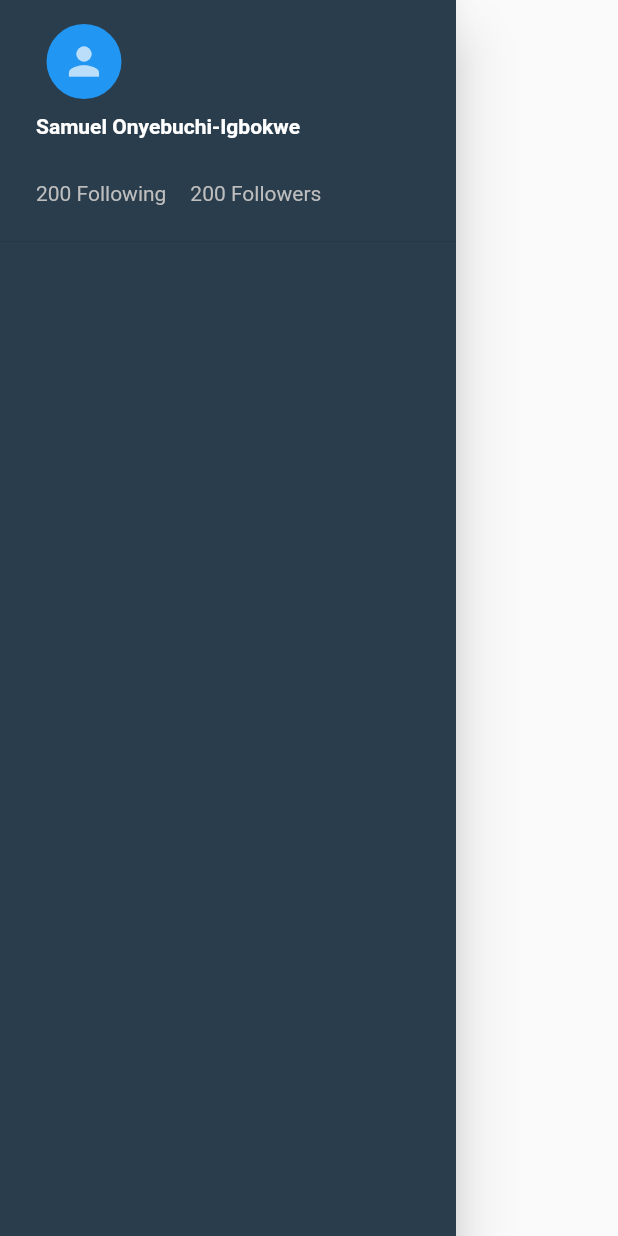
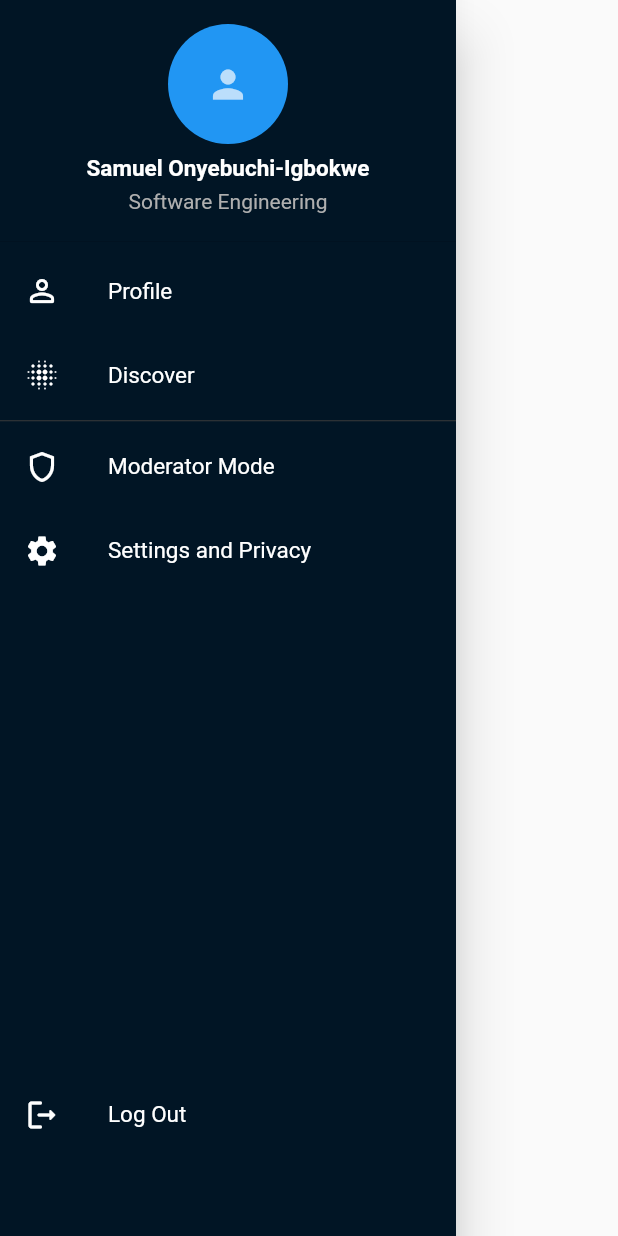
Before and after one commit to blackkiverson/UNI, a Flutter app: the SideProfile widget shown alone on an empty page, opened directly, on a phone screen of 412 x 824 dp. Run offline on Flutter 3.47's test engine with Material 2 defaults, Android fonts, the light colour scheme and no system bars.

Commit message:
finished the UI design for the user navigator drawer

```diff
--- a/lib/pages/home/profile_drawer.dart
+++ b/lib/pages/home/profile_drawer.dart
@@ -1,4 +1,7 @@
 import 'package:flutter/material.dart';
+import 'package:uni/pages/home/discover_page.dart';
+import 'package:uni/pages/home/profile_page.dart';
+import 'package:uni/pages/home/setting_page.dart';
 
 class SideProfile extends StatefulWidget {
   const SideProfile({Key? key}) : super(key: key);
@@ -11,7 +14,7 @@ class _SideProfileState extends State<SideProfile> {
   @override
   Widget build(BuildContext context) {
     return Drawer(
-      backgroundColor: Color.fromARGB(255, 42, 61, 77),
+      backgroundColor: Color.fromARGB(255, 1, 21, 37),
       child: ListView(
         children: [
           DrawerHeader(
@@ -19,14 +22,20 @@ class _SideProfileState extends State<SideProfile> {
             child: Stack(
               children: [
                 Align(
-                  alignment: Alignment.topLeft,
+                  alignment: Alignment.topCenter,
                   child: Padding(
-                    padding: EdgeInsets.fromLTRB(15, 0, 0, 5),
+                    padding: EdgeInsets.only(bottom: 5),
                     child: CircleAvatar(
-                      radius: 25,
+                      radius: 40,
                       backgroundColor: Colors.blue,
                       child: IconButton(
-                        onPressed: () {},
+                        onPressed: () {
+                          Navigator.push(
+                              context,
+                              MaterialPageRoute(
+                                builder: (context) => const UserProfile(),
+                              ));
+                        },
                         icon: const Icon(
                           Icons.person,
                           size: 30,
@@ -37,48 +46,131 @@ class _SideProfileState extends State<SideProfile> {
                   ),
                 ),
                 Align(
-                  alignment: Alignment.centerLeft,
+                  alignment: Alignment.center,
+                  child: Padding(
+                    padding: EdgeInsets.only(top: 55),
                     child: TextButton(
-                    onPressed: () {},
+                      onPressed: () {
+                        Navigator.push(
+                            context,
+                            MaterialPageRoute(
+                              builder: (context) => const UserProfile(),
+                            ));
+                      },
                       child: Text(
                         "Samuel Onyebuchi-Igbokwe",
                         style: TextStyle(
-                          color: Colors.white, fontWeight: FontWeight.w600),
+                            color: Colors.white,
+                            fontWeight: FontWeight.w600,
+                            fontSize: 15),
                       ),
-                  ),
-                ),
-                Row(
-                  mainAxisAlignment: MainAxisAlignment.start,
-                  children: [
-                    Align(
-                      alignment: Alignment.bottomLeft,
-                      child: TextButton(
-                        onPressed: () {},
-                        child: Text(
-                          "200 Following",
-                          style: TextStyle(
-                              color: Color.fromARGB(255, 190, 190, 190),
-                              fontWeight: FontWeight.w400),
                     ),
                   ),
                 ),
                 Align(
                   alignment: Alignment.bottomCenter,
+                  child: Padding(
+                    padding: EdgeInsets.only(top: 100),
                     child: TextButton(
                       onPressed: () {},
                       child: Text(
-                            "200 Followers",
+                        "Software Engineering",
                         style: TextStyle(
-                                color: Color.fromARGB(255, 190, 190, 190),
+                            color: Color.fromARGB(255, 175, 175, 175),
                             fontWeight: FontWeight.w400),
-                          )),
                       ),
-                  ],
+                    ),
+                  ),
                 ),
               ],
             ),
           ),
-          ListTile(),
+          ListTile(
+            onTap: () {
+              Navigator.push(
+                  context,
+                  MaterialPageRoute(
+                    builder: (context) => const UserProfile(),
+                  ));
+            },
+            iconColor: Colors.white,
+            // tileColor: Color.fromARGB(255, 42, 61, 77),
+            leading: Icon(Icons.person_outline_rounded),
+            title: Text(
+              "Profile",
+              style: TextStyle(
+                  color: Colors.white,
+                  fontSize: 15,
+                  fontWeight: FontWeight.w400),
+            ),
+          ),
+          ListTile(
+            onTap: () {
+              Navigator.push(
+                  context,
+                  MaterialPageRoute(
+                    builder: (context) => const TagDiscover(),
+                  ));
+            },
+            iconColor: Colors.white,
+            // tileColor: Color.fromARGB(255, 42, 61, 77),
+            leading: Icon(Icons.lens_blur_outlined),
+            title: Text(
+              "Discover",
+              style: TextStyle(
+                  color: Colors.white,
+                  fontSize: 15,
+                  fontWeight: FontWeight.w400),
+            ),
+          ),
+          Divider(
+            color: Color.fromARGB(255, 58, 58, 58),
+            height: 5,
+          ),
+          ListTile(
+            onTap: () {},
+            iconColor: Colors.white,
+            // tileColor: Color.fromARGB(255, 42, 61, 77),
+            leading: Icon(Icons.shield_outlined),
+            title: Text(
+              "Moderator Mode",
+              style: TextStyle(
+                  color: Colors.white,
+                  fontSize: 15,
+                  fontWeight: FontWeight.w400),
+            ),
+          ),
+          ListTile(
+            iconColor: Colors.white,
+            onTap: () {
+              Navigator.push(
+                  context,
+                  MaterialPageRoute(
+                    builder: (context) => const AppSettings(),
+                  ));
+            },
+            leading: Icon(Icons.settings),
+            title: Text(
+              "Settings and Privacy",
+              style: TextStyle(
+                  color: Colors.white,
+                  fontSize: 15,
+                  fontWeight: FontWeight.w400),
+            ),
+          ),
+          SizedBox(height: 320),
+          ListTile(
+            iconColor: Colors.white,
+            onTap: () {},
+            leading: Icon(Icons.logout_rounded),
+            title: Text(
+              "Log Out",
+              style: TextStyle(
+                  color: Colors.white,
+                  fontSize: 15,
+                  fontWeight: FontWeight.w400),
+            ),
+          ),
         ],
       ),
     );
```
Also changed, not shown: lib/pages/home/discover_page.dart (added, +17 -0 lines), lib/pages/home/main_page.dart (+11 -2 lines), lib/pages/home/notification_page.dart (added, +17 -0 lines), lib/pages/home/setting_page.dart (added, +17 -0 lines). Lines whose indentation alone changed are shown as unchanged.
